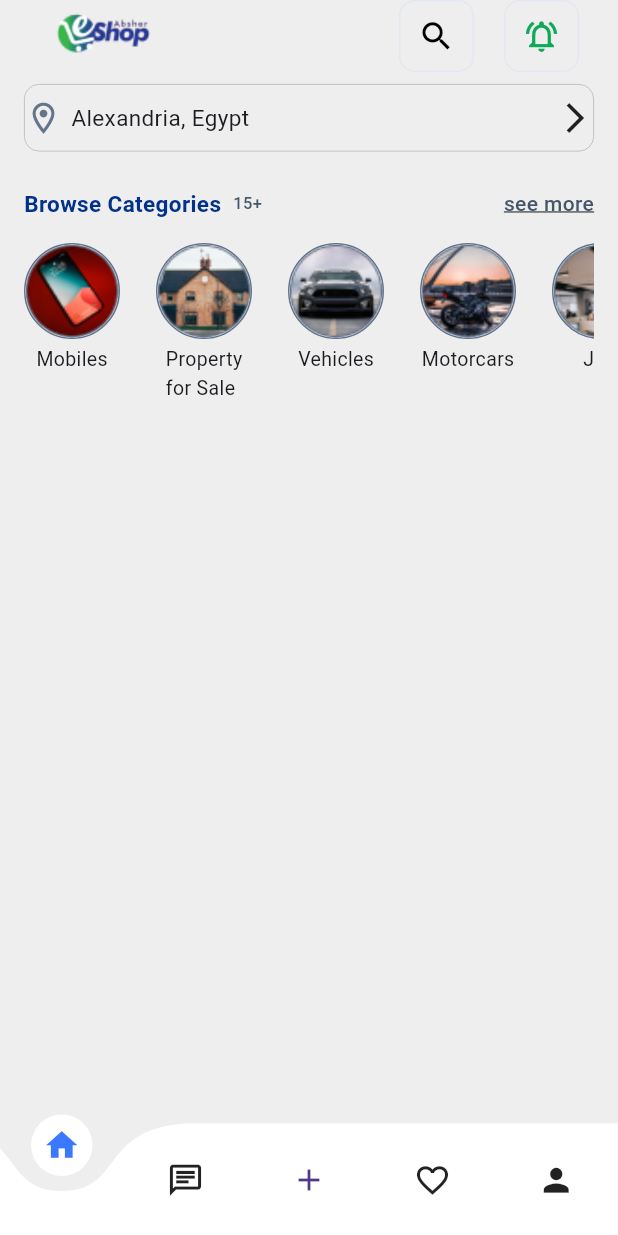
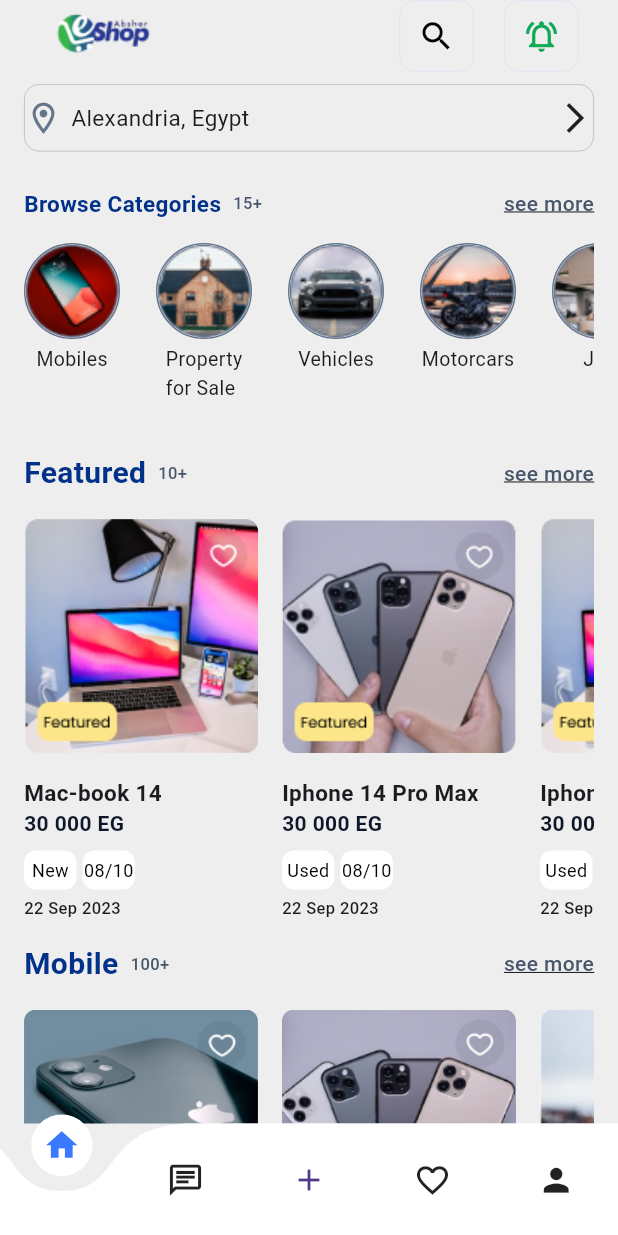
Before and after one commit to omarshaf3y/HomeScreen, a Flutter app: the screen it shows after launch, on a phone screen of 412 x 824 dp. Run offline on Flutter 3.47's test engine with Material 3 defaults, Android fonts, the phone set to English and light mode, and no system bars; drawn by our look-alikes of curved_navigation_bar.

Commit message:
create mobile section

```diff
--- a/lib/features/home/presentations/views/widgets/categories.dart
+++ b/lib/features/home/presentations/views/widgets/categories.dart
@@ -19,8 +19,8 @@
             child: Column(
               children: [
                 Container(
-                  width: 64, // Fixed width
-                  height: 64, // Fixed height
+                  width: 64,
+                  height: 64,
                   decoration: BoxDecoration(
                     border: Border.all(
                       color: const Color(0xff64748B),
@@ -32,8 +32,7 @@
                     borderRadius: BorderRadius.circular(32),
                     child: Image.asset(
                       item.imagePath,
-                      fit:
-                          BoxFit.cover, // Ensure the image covers the container
+                      fit: BoxFit.cover,
                     ),
                   ),
                 ),
--- /dev/null
+++ b/lib/features/home/presentations/views/widgets/featured_section.dart
@@ -0,0 +1,198 @@
+import 'package:flutter/material.dart';
+
+class FeaturedSection extends StatelessWidget {
+  const FeaturedSection({
+    super.key,
+  });
+
+  @override
+  Widget build(BuildContext context) {
+    return Column(
+      children: [
+        const Row(
+          children: [
+            Text(
+              'Featured',
+              style: TextStyle(
+                color: Color.fromARGB(255, 2, 49, 137),
+                fontWeight: FontWeight.bold,
+                fontSize: 20,
+              ),
+            ),
+            SizedBox(width: 8),
+            Text(
+              '10+',
+              style: TextStyle(
+                color: Color(0xff475569),
+                fontSize: 11,
+                fontWeight: FontWeight.w500,
+              ),
+            ),
+            Spacer(flex: 1),
+            Text(
+              'see more',
+              style: TextStyle(
+                  color: Color(0xff475569),
+                  fontSize: 14,
+                  fontWeight: FontWeight.w500,
+                  decoration: TextDecoration.underline),
+            ),
+          ],
+        ),
+        const SizedBox(height: 16),
+        SizedBox(
+          height: 282,
+          child: ListView.builder(
+            scrollDirection: Axis.horizontal,
+            itemCount: featuredItems.length,
+            itemBuilder: (context, index) {
+              final item = featuredItems[index];
+              return Padding(
+                padding: const EdgeInsets.only(right: 16),
+                child: Column(
+                  crossAxisAlignment: CrossAxisAlignment.start,
+                  children: [
+                    Container(
+                      width: 156,
+                      height: 156,
+                      decoration: BoxDecoration(
+                        borderRadius: BorderRadius.circular(8),
+                        image: DecorationImage(
+                          image: AssetImage(
+                            item.imagePath,
+                          ),
+                          fit: BoxFit.cover,
+                        ),
+                      ),
+                    ),
+                    const SizedBox(height: 16),
+                    Text(
+                      item.title,
+                      style: const TextStyle(
+                        fontSize: 15,
+                        fontWeight: FontWeight.bold,
+                      ),
+                    ),
+                    Text(
+                      item.price,
+                      style: const TextStyle(
+                        fontSize: 14,
+                        fontWeight: FontWeight.bold,
+                        color: Color(0XFF0F172A),
+                      ),
+                    ),
+                    const SizedBox(height: 8),
+                    Row(
+                      children: [
+                        Container(
+                          width: 35,
+                          height: 26,
+                          decoration: BoxDecoration(
+                            borderRadius: BorderRadius.circular(8),
+                            color: Colors.white,
+                          ),
+                          child: Center(
+                            child: Text(
+                              item.condition,
+                              style: const TextStyle(
+                                fontSize: 12,
+                                color: Colors.black,
+                                fontWeight: FontWeight.w400,
+                              ),
+                            ),
+                          ),
+                        ),
+                        const SizedBox(width: 4),
+                        Container(
+                          width: 35,
+                          height: 26,
+                          decoration: BoxDecoration(
+                            borderRadius: BorderRadius.circular(8),
+                            color: Colors.white,
+                          ),
+                          child: const Center(
+                            child: Text(
+                              '08/10',
+                              style: TextStyle(
+                                fontSize: 12,
+                                color: Colors.black,
+                                fontWeight: FontWeight.w400,
+                              ),
+                            ),
+                          ),
+                        ),
+                      ],
+                    ),
+                    const SizedBox(height: 4),
+                    Text(
+                      item.date,
+                      style: const TextStyle(
+                        fontSize: 11,
+                        fontWeight: FontWeight.w500,
+                      ),
+                    )
+                  ],
+                ),
+              );
+            },
+          ),
+        ),
+      ],
+    );
+  }
+}
+
+class FeaturedItem {
+  final String imagePath;
+  final String title;
+  final String price;
+  final String condition;
+
+  final String date;
+
+  FeaturedItem({
+    required this.imagePath,
+    required this.title,
+    required this.price,
+    required this.condition,
+    required this.date,
+  });
+}
+
+final List<FeaturedItem> featuredItems = [
+  FeaturedItem(
+    imagePath: 'assets/images/mac.png',
+    title: 'Mac-book 14',
+    price: '30 000 EG',
+    condition: 'New',
+    date: '22 Sep 2023',
+  ),
+  FeaturedItem(
+    imagePath: 'assets/images/iphone.png',
+    title: 'Iphone 14 Pro Max',
+    price: '30 000 EG',
+    condition: 'Used',
+    date: '22 Sep 2023',
+  ),
+  FeaturedItem(
+    imagePath: 'assets/images/mac.png',
+    title: 'Iphone 14 Pro Max',
+    price: '30 000 EG',
+    condition: 'Used',
+    date: '22 Sep 2023',
+  ),
+  FeaturedItem(
+    imagePath: 'assets/images/iphone.png',
+    title: 'Iphone 14 Pro Max',
+    price: '30 000 EG',
+    condition: 'Used',
+    date: '22 Sep 2023',
+  ),
+  FeaturedItem(
+    imagePath: 'assets/images/mac.png',
+    title: 'Iphone 14 Pro Max',
+    price: '30 000 E£',
+    condition: 'Used',
+    date: '22 Sep 2023',
+  ),
+];
--- a/lib/features/home/presentations/views/widgets/home_view_body.dart
+++ b/lib/features/home/presentations/views/widgets/home_view_body.dart
@@ -1,5 +1,7 @@
 import 'package:flutter/material.dart';
 import 'package:home_screen/features/home/presentations/views/widgets/categories.dart';
+import 'package:home_screen/features/home/presentations/views/widgets/featured_section.dart';
+import 'package:home_screen/features/home/presentations/views/widgets/mobile_section.dart';
 
 import 'location_section.dart';
 
@@ -8,11 +10,13 @@
 
   @override
   Widget build(BuildContext context) {
-    return const Padding(
+    return const SingleChildScrollView(
+      child: Padding(
         padding: EdgeInsets.symmetric(horizontal: 16),
         child: Column(
           crossAxisAlignment: CrossAxisAlignment.start,
           children: [
+            // ! Location
             LocationSection(),
             SizedBox(height: 24),
             Row(
@@ -46,8 +50,15 @@
               ],
             ),
             SizedBox(height: 16),
+            // ! Categories
             CategoriesWidget(),
+            SizedBox(height: 16),
+            // ! Featured
+            FeaturedSection(),
+            // ! Mobile
+            MobileSection(),
           ],
+        ),
       ),
     );
   }
--- /dev/null
+++ b/lib/features/home/presentations/views/widgets/mobile_section.dart
@@ -0,0 +1,198 @@
+import 'package:flutter/material.dart';
+
+class MobileSection extends StatelessWidget {
+  const MobileSection({
+    super.key,
+  });
+
+  @override
+  Widget build(BuildContext context) {
+    return Column(
+      children: [
+        const Row(
+          children: [
+            Text(
+              'Mobile',
+              style: TextStyle(
+                color: Color.fromARGB(255, 2, 49, 137),
+                fontWeight: FontWeight.bold,
+                fontSize: 20,
+              ),
+            ),
+            SizedBox(width: 8),
+            Text(
+              '100+',
+              style: TextStyle(
+                color: Color(0xff475569),
+                fontSize: 11,
+                fontWeight: FontWeight.w500,
+              ),
+            ),
+            Spacer(flex: 1),
+            Text(
+              'see more',
+              style: TextStyle(
+                  color: Color(0xff475569),
+                  fontSize: 14,
+                  fontWeight: FontWeight.w500,
+                  decoration: TextDecoration.underline),
+            ),
+          ],
+        ),
+        const SizedBox(height: 16),
+        SizedBox(
+          height: 282,
+          child: ListView.builder(
+            scrollDirection: Axis.horizontal,
+            itemCount: mobileItems.length,
+            itemBuilder: (context, index) {
+              final item = mobileItems[index];
+              return Padding(
+                padding: const EdgeInsets.only(right: 16),
+                child: Column(
+                  crossAxisAlignment: CrossAxisAlignment.start,
+                  children: [
+                    Container(
+                      width: 156,
+                      height: 156,
+                      decoration: BoxDecoration(
+                        borderRadius: BorderRadius.circular(8),
+                        image: DecorationImage(
+                          image: AssetImage(
+                            item.imagePath,
+                          ),
+                          fit: BoxFit.cover,
+                        ),
+                      ),
+                    ),
+                    const SizedBox(height: 16),
+                    Text(
+                      item.title,
+                      style: const TextStyle(
+                        fontSize: 15,
+                        fontWeight: FontWeight.bold,
+                      ),
+                    ),
+                    Text(
+                      item.price,
+                      style: const TextStyle(
+                        fontSize: 14,
+                        fontWeight: FontWeight.bold,
+                        color: Color(0XFF0F172A),
+                      ),
+                    ),
+                    const SizedBox(height: 8),
+                    Row(
+                      children: [
+                        Container(
+                          width: 35,
+                          height: 26,
+                          decoration: BoxDecoration(
+                            borderRadius: BorderRadius.circular(8),
+                            color: Colors.white,
+                          ),
+                          child: Center(
+                            child: Text(
+                              item.condition,
+                              style: const TextStyle(
+                                fontSize: 12,
+                                color: Colors.black,
+                                fontWeight: FontWeight.w400,
+                              ),
+                            ),
+                          ),
+                        ),
+                        const SizedBox(width: 4),
+                        Container(
+                          width: 35,
+                          height: 26,
+                          decoration: BoxDecoration(
+                            borderRadius: BorderRadius.circular(8),
+                            color: Colors.white,
+                          ),
+                          child: const Center(
+                            child: Text(
+                              '08/10',
+                              style: TextStyle(
+                                fontSize: 12,
+                                color: Colors.black,
+                                fontWeight: FontWeight.w400,
+                              ),
+                            ),
+                          ),
+                        ),
+                      ],
+                    ),
+                    const SizedBox(height: 4),
+                    Text(
+                      item.date,
+                      style: const TextStyle(
+                        fontSize: 11,
+                        fontWeight: FontWeight.w500,
+                      ),
+                    )
+                  ],
+                ),
+              );
+            },
+          ),
+        ),
+      ],
+    );
+  }
+}
+
+class MobileItem {
+  final String imagePath;
+  final String title;
+  final String price;
+  final String condition;
+
+  final String date;
+
+  MobileItem({
+    required this.imagePath,
+    required this.title,
+    required this.price,
+    required this.condition,
+    required this.date,
+  });
+}
+
+final List<MobileItem> mobileItems = [
+  MobileItem(
+    imagePath: 'assets/images/mobile1.png',
+    title: 'Iphone 14 Pro Max',
+    price: '30 000 EG',
+    condition: 'New',
+    date: '22 Sep 2024',
+  ),
+  MobileItem(
+    imagePath: 'assets/images/mobile2.PNG',
+    title: 'Iphone 12 Pro Max',
+    price: '20 000 EG',
+    condition: 'Used',
+    date: '22 Sep 2024',
+  ),
+  MobileItem(
+    imagePath: 'assets/images/mobile3.PNG',
+    title: 'Iphone 12',
+    price: '15 000 EG',
+    condition: 'Used',
+    date: '22 Sep 2024',
+  ),
+  MobileItem(
+    imagePath: 'assets/images/mobile4.PNG',
+    title: 'Iphone XS Max',
+    price: '12 000 EG',
+    condition: 'Used',
+    date: '22 Sep 2024',
+  ),
+  MobileItem(
+    imagePath: 'assets/images/mobile5.PNG',
+    title: 'Iphone 7',
+    price: '10 000 EG',
+    condition: 'Used',
+    date: '22 Sep 2024',
+  ),
+];
```
Also changed, not shown: assets/images/iphone.png (added), assets/images/mac.png (added), assets/images/mobile1.png (added), assets/images/mobile2.PNG (added), assets/images/mobile3.PNG (added), assets/images/mobile4.PNG (added), assets/images/mobile5.PNG (added). Lines whose indentation alone changed are shown as unchanged.
